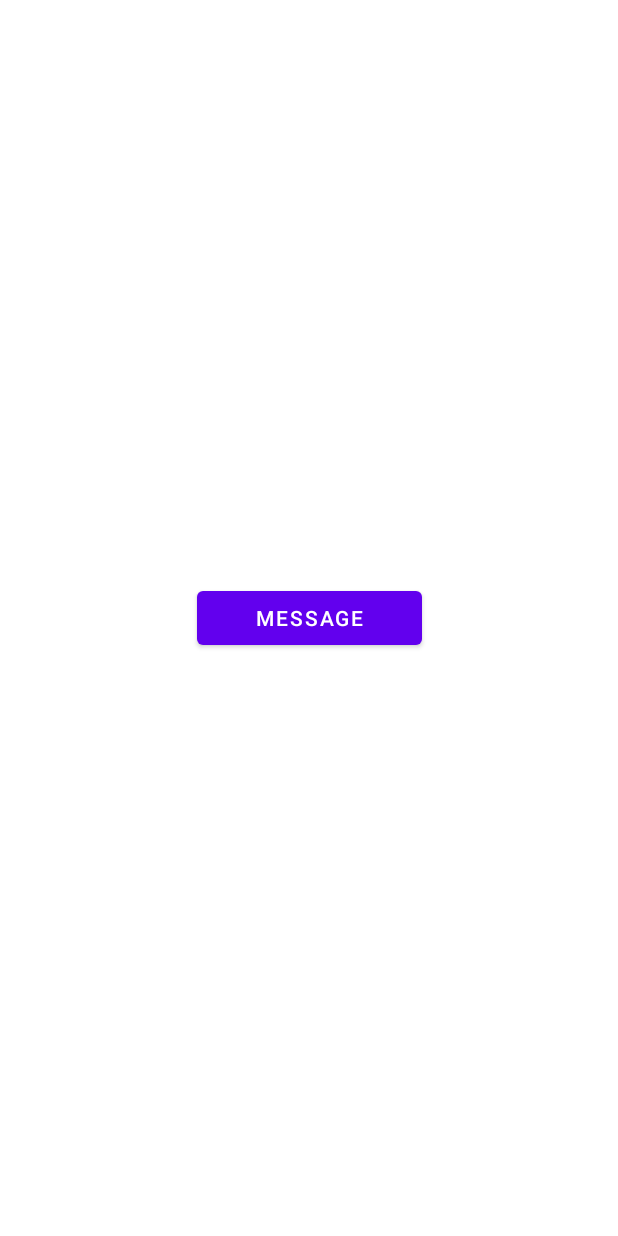
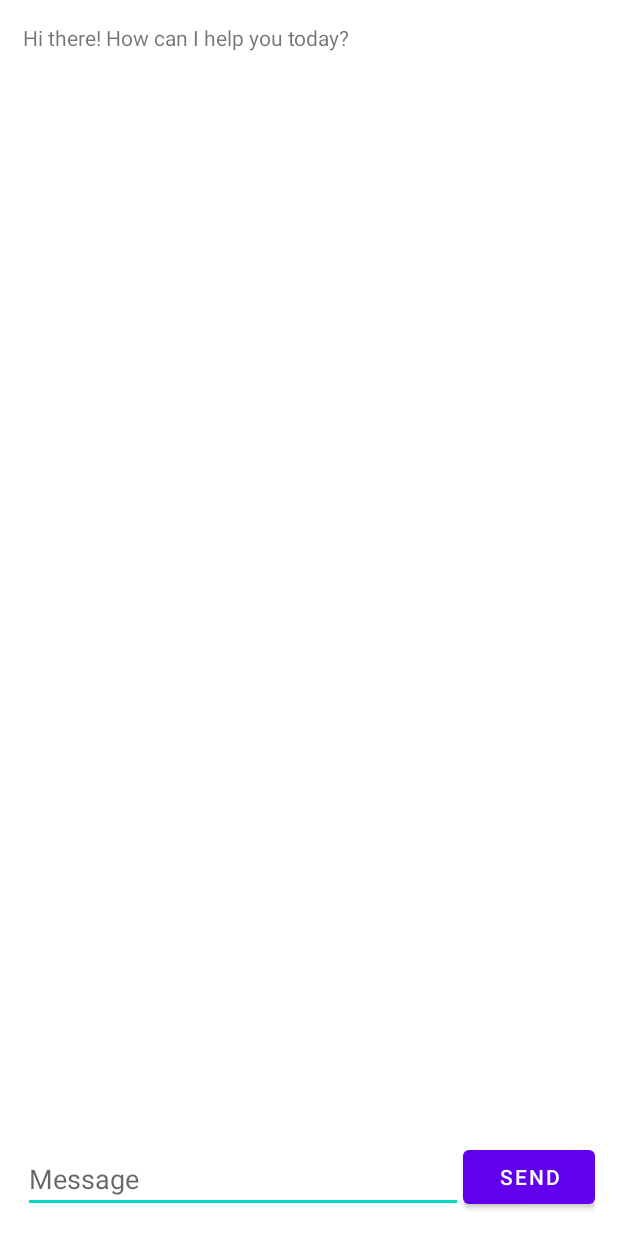
Before and after one commit to DeimosHall/OpenAI-API-Kotlin, an Android app: the layout activity_main.xml on its own in the app's theme, with its tools: preview values and no code run, on a phone screen of 412 x 824 dp. Run offline under Robolectric (Android 15) with nearby library versions, the phone set to English and light mode, and no system bars.

```diff
--- a/app/build.gradle
+++ b/app/build.gradle
@@ -30,6 +30,10 @@ android {
     kotlinOptions {
         jvmTarget = '1.8'
     }
+
+    buildFeatures {
+        viewBinding true
+    }
 }
 
 dependencies {
--- a/app/src/main/res/layout/activity_main.xml
+++ b/app/src/main/res/layout/activity_main.xml
@@ -4,15 +4,34 @@
     xmlns:tools="http://schemas.android.com/tools"
     android:layout_width="match_parent"
     android:layout_height="match_parent"
+    android:padding="15dp"
     tools:context=".MainActivity">
 
+    <TextView
+        android:id="@+id/tvResponse"
+        android:layout_width="0dp"
+        android:layout_height="0dp"
+        android:text="Hi there! How can I help you today?"
+        app:layout_constraintBottom_toTopOf="@+id/etMessage"
+        app:layout_constraintEnd_toEndOf="parent"
+        app:layout_constraintStart_toStartOf="parent"
+        app:layout_constraintTop_toTopOf="parent" />
+
+    <EditText
+        android:id="@+id/etMessage"
+        android:layout_width="0dp"
+        android:layout_height="wrap_content"
+        android:hint="Message"
+        android:inputType="textCapSentences"
+        app:layout_constraintStart_toStartOf="parent"
+        app:layout_constraintEnd_toStartOf="@+id/btnSend"
+        app:layout_constraintBottom_toBottomOf="parent" />
+
     <Button
-        android:id="@+id/btnMessage"
-        android:layout_width="150dp"
+        android:id="@+id/btnSend"
+        android:layout_width="wrap_content"
         android:layout_height="wrap_content"
-        android:text="Message"
-        app:layout_constraintTop_toTopOf="parent"
-        app:layout_constraintStart_toStartOf="parent"
+        android:text="Send"
         app:layout_constraintEnd_toEndOf="parent"
         app:layout_constraintBottom_toBottomOf="parent" />
 
```
Also changed, not shown: app/src/main/java/com/deimos/openaiapikotlin/MainActivity.kt (+39 -7 lines), 6 other files.
